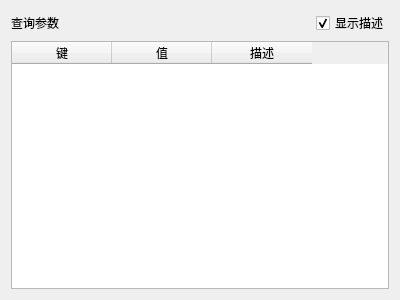
weijiang1994/iPost, file ui/component/query_params_view.ui: the form before one commit.
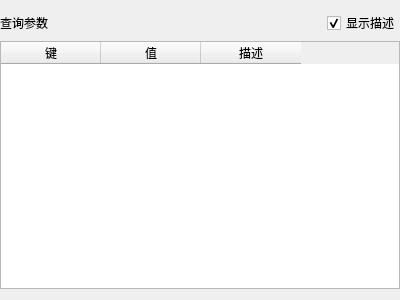
The form after the commit.

Patch:
```diff
--- a/ui/component/query_params_view.ui
+++ b/ui/component/query_params_view.ui
@@ -14,6 +14,12 @@
    <string>Form</string>
   </property>
   <layout class="QGridLayout" name="gridLayout">
+   <property name="leftMargin">
+    <number>0</number>
+   </property>
+   <property name="rightMargin">
+    <number>0</number>
+   </property>
    <item row="0" column="0">
     <layout class="QVBoxLayout" name="verticalLayout">
      <item>
```
Left out of the diff: 3 changed lines with no effect on the pictures.
